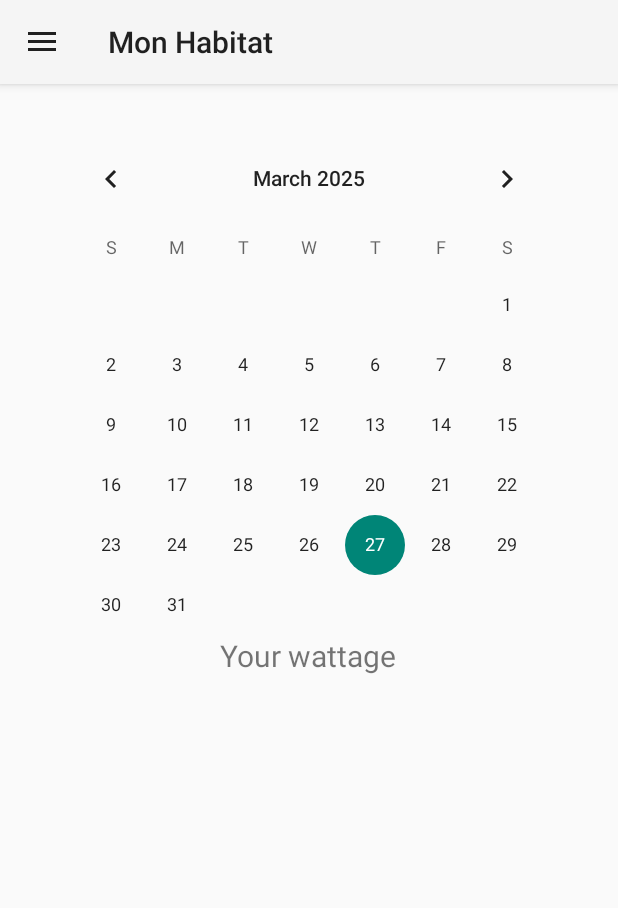
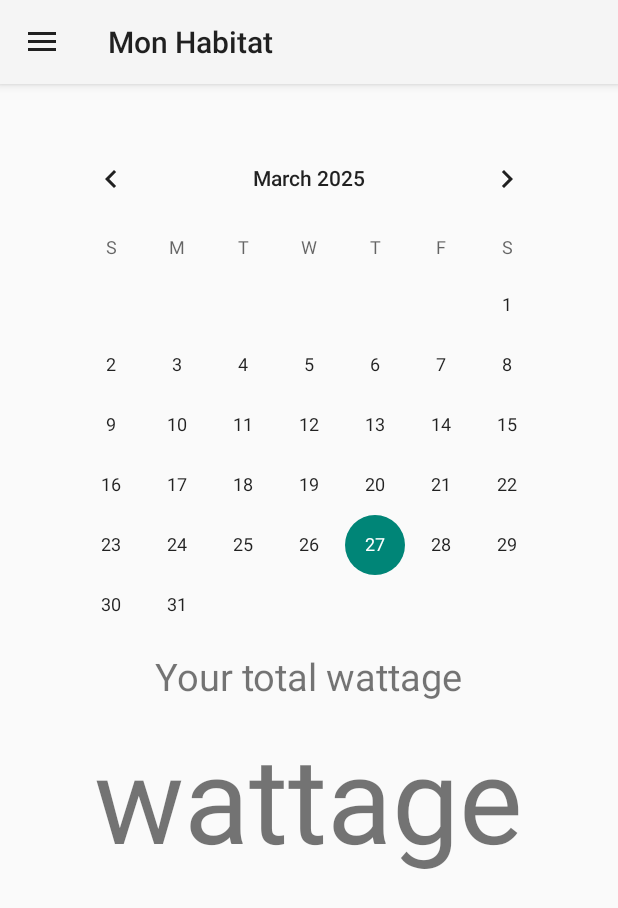
Before and after one commit to sutakos/PowerHome, an Android app: the fragment MonHabitatFragment placed in its activity, on a phone screen of 412 x 824 dp. Shown: the top 908 px of the screen. Run offline under Robolectric (Android 15) with nearby library versions, the phone set to English and light mode, and no system bars; libraries missing offline, so code that uses them is left out: com.koushikdutta.async, com.koushikdutta.ion; pictures from the network do not load; 2 statements that could not run were skipped.

Commit message:
Ajout du calendrier conso .xml

```diff
--- a/app/src/main/res/layout/fragment_mon_habitat.xml
+++ b/app/src/main/res/layout/fragment_mon_habitat.xml
@@ -7,8 +7,8 @@
     android:layout_marginTop="15dp"
     android:orientation="vertical">
 
-
     <CalendarView
+        android:id="@+id/calendrier"
         android:layout_width="wrap_content"
         android:layout_height="wrap_content"
         android:layout_gravity="center" />
@@ -18,9 +18,16 @@
         android:layout_height="wrap_content"
         android:text="@string/votre_consommation"
         android:layout_gravity="center"
-        android:textSize="20sp"/>
+        android:layout_marginTop="10dp"
+        android:textSize="25sp"/>
 
-
-
+    <TextView
+        android:id="@+id/nbTotalWattage"
+        android:layout_width="wrap_content"
+        android:layout_height="wrap_content"
+        android:layout_gravity="center"
+        android:text="wattage"
+        android:layout_marginTop="10dp"
+        android:textSize="80sp"/>
 
 </LinearLayout>
--- a/app/src/main/res/values/strings.xml
+++ b/app/src/main/res/values/strings.xml
@@ -68,5 +68,5 @@
     <string name="mon_habitat">Mon habitat\n</string>
     <string name="habitats">Habitats</string>
     <string name="gaetan_leclair_toodo_com">gaetan_leclair_toodo_com</string>
-    <string name="votre_consommation">Your wattage</string>
+    <string name="votre_consommation">Your total wattage</string>
 </resources>
```
Also changed, not shown: 1 other file.
